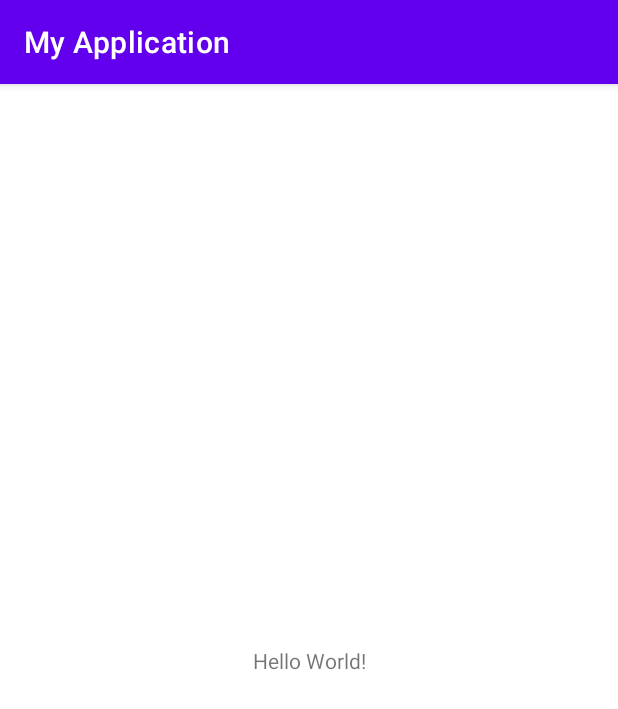
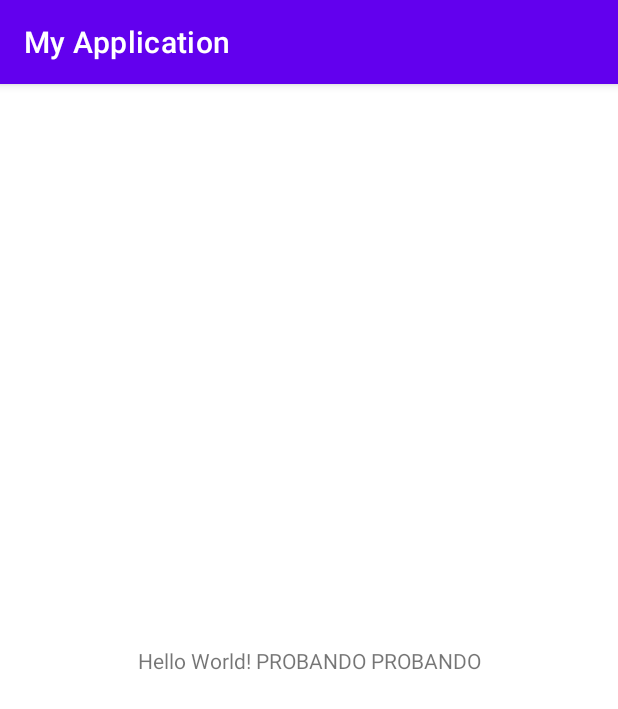
Before and after one commit to mtrivinom/juegoa3m, an Android app: the screen it shows after launch (MainActivity), on a phone screen of 412 x 824 dp. Shown: the top 709 px of the screen. Run offline under Robolectric (Android 15) with nearby library versions, the light colour scheme and no system bars.

Commit message:
Initial Commit

```diff
--- a/app/src/main/res/layout/activity_main.xml
+++ b/app/src/main/res/layout/activity_main.xml
@@ -9,7 +9,7 @@
     <TextView
         android:layout_width="wrap_content"
         android:layout_height="wrap_content"
-        android:text="Hello World!"
+        android:text="Hello World! PROBANDO PROBANDO"
         app:layout_constraintBottom_toBottomOf="parent"
         app:layout_constraintEnd_toEndOf="parent"
         app:layout_constraintStart_toStartOf="parent"
```
